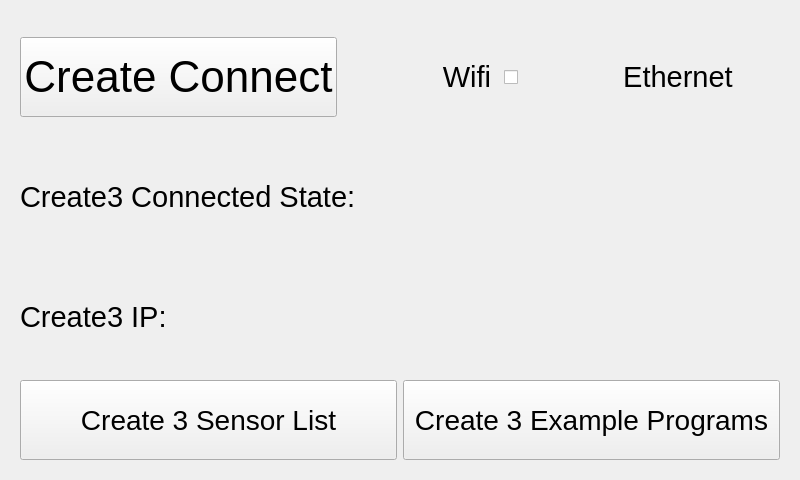
Before: the Qt Designer form ui/Create3Widget.ui in kipr/botui, drawn with Qt 5.
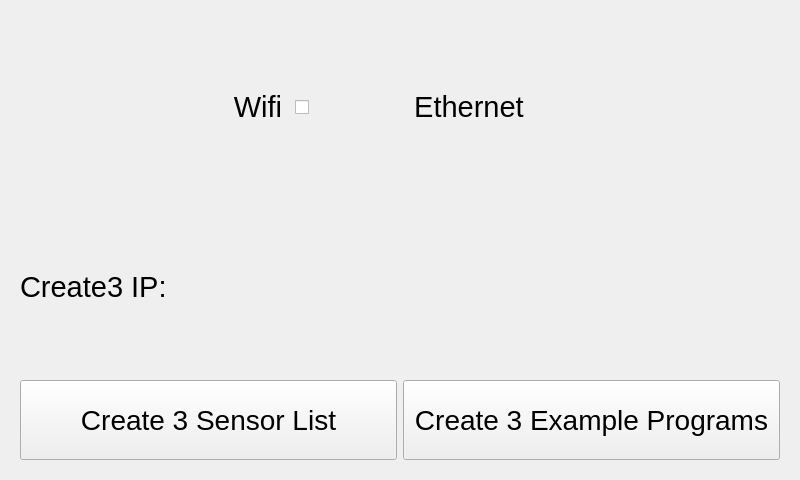
After: the same form once the commit is applied. Icons and pictures are not drawn. Custom widgets are drawn as their Qt base class.

Commit message: Removed Create Connect button and Create Connected State Label

```diff
--- a/ui/Create3Widget.ui
+++ b/ui/Create3Widget.ui
@@ -30,39 +30,6 @@
         <property name="leftMargin">
          <number>0</number>
         </property>
-        <item alignment="Qt::AlignLeft">
-         <widget class="QPushButton" name="CreateConnectButton">
-          <property name="enabled">
-           <bool>true</bool>
-          </property>
-          <property name="sizePolicy">
-           <sizepolicy hsizetype="Minimum" vsizetype="Fixed">
-            <horstretch>0</horstretch>
-            <verstretch>0</verstretch>
-           </sizepolicy>
-          </property>
-          <property name="minimumSize">
-           <size>
-            <width>1</width>
-            <height>80</height>
-           </size>
-          </property>
-          <property name="maximumSize">
-           <size>
-            <width>16777215</width>
-            <height>16777215</height>
-           </size>
-          </property>
-          <property name="font">
-           <font>
-            <pointsize>33</pointsize>
-           </font>
-          </property>
-          <property name="text">
-           <string>Create Connect</string>
-          </property>
-         </widget>
-        </item>
         <item>
          <layout class="QHBoxLayout" name="horizontalLayout">
           <property name="spacing">
@@ -162,37 +129,6 @@
         </item>
        </layout>
       </item>
-      <item>
-       <layout class="QHBoxLayout" name="CreateConnectHorizontal">
-        <item>
-         <widget class="QLabel" name="createConnectLabel">
-          <property name="font">
-           <font>
-            <pointsize>22</pointsize>
-           </font>
-          </property>
-          <property name="text">
-           <string>Create3 Connected State:</string>
-          </property>
-         </widget>
-        </item>
-        <item>
-         <widget class="QLabel" name="createConnectState">
-          <property name="font">
-           <font>
-            <pointsize>22</pointsize>
-           </font>
-          </property>
-          <property name="text">
-           <string/>
-          </property>
-          <property name="alignment">
-           <set>Qt::AlignLeading|Qt::AlignLeft|Qt::AlignVCenter</set>
-          </property>
-         </widget>
-        </item>
-       </layout>
-      </item>
       <item>
        <layout class="QHBoxLayout" name="IPHorizontal">
         <item>
```
The commit also changes 1 other file.
